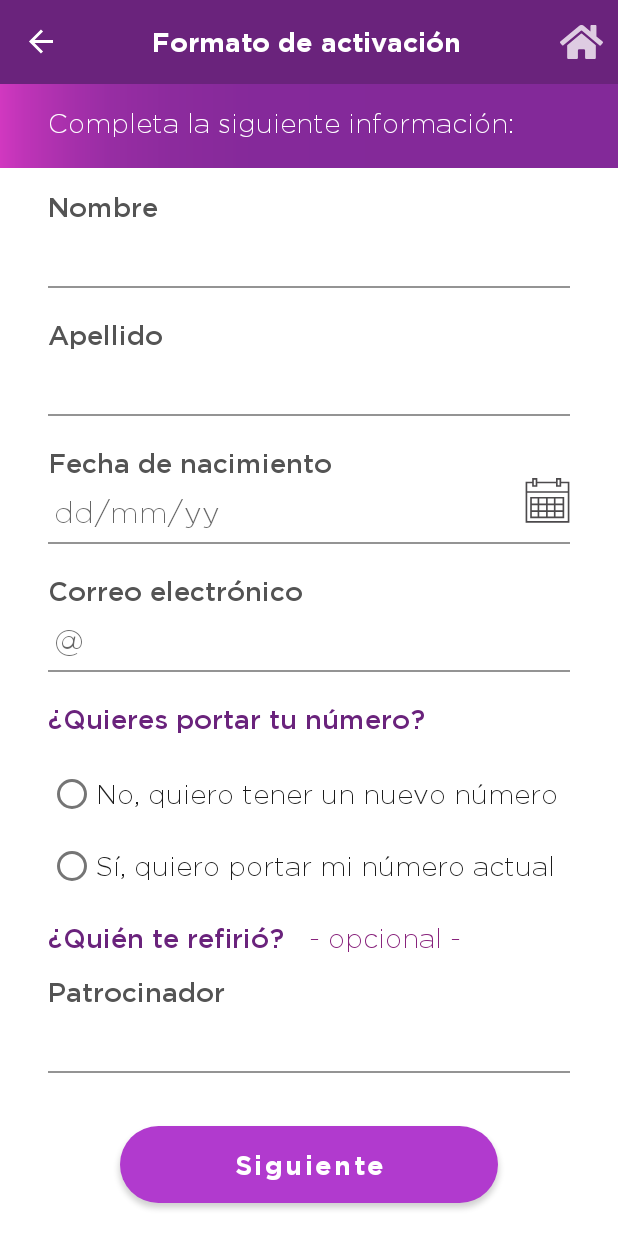
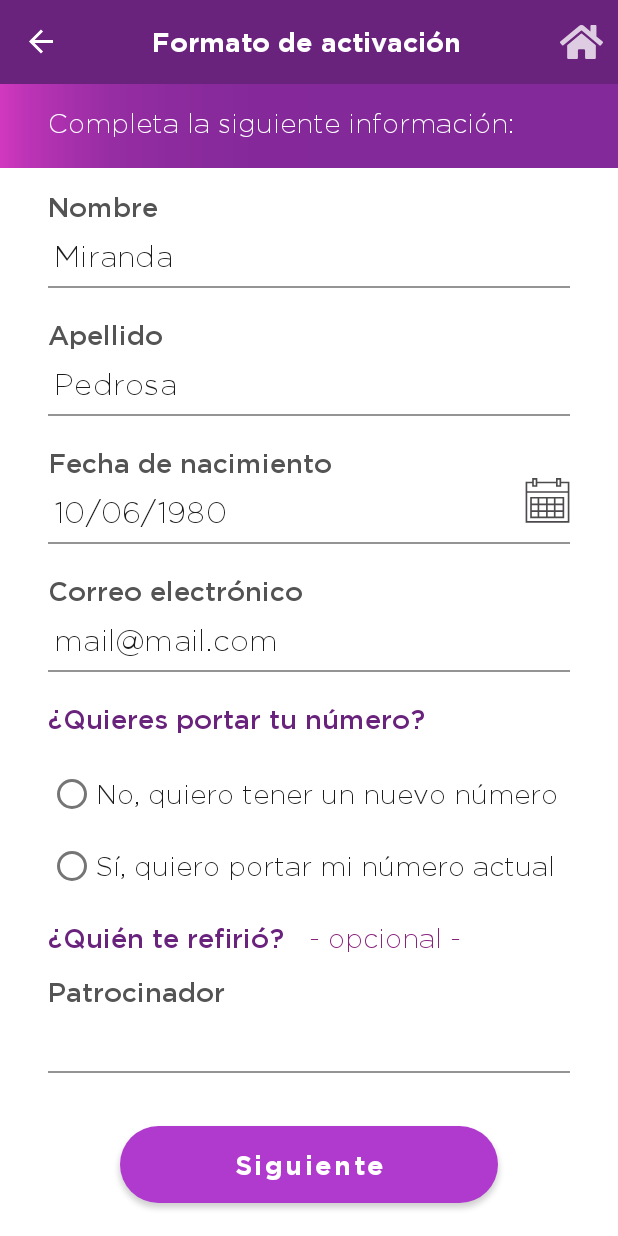
Before and after one commit to itsightconsulting/flash-mobile, an Android app: the FormFragment screen opened through its navigation route, on a phone screen of 412 x 824 dp. Run offline under Robolectric (Android 15) with nearby library versions, the phone set to English and light mode, and no system bars; our stand-ins replace Dagger/Hilt's generated code, RxJava, navigation-ui; pictures from the network do not load; 1 statement that could not run was skipped.

Commit message:
activation form

```diff
--- a/app/src/main/java/pe/mobile/cuy/view/FormFragment.kt
+++ b/app/src/main/java/pe/mobile/cuy/view/FormFragment.kt
@@ -31,6 +31,11 @@ class FormFragment : Fragment() {
 
     override fun onViewCreated(view: View, savedInstanceState: Bundle?) {
         super.onViewCreated(view, savedInstanceState)
+
+        etName.setText("Miranda")
+        etLastName.setText("Pedrosa")
+        etEmail.setText("mail@mail.com")
+        etDateOfBirth.setText("10/06/1980")
 
         this.validatorMatrix = MasterValidation()
             .valid(etName, true)
```
